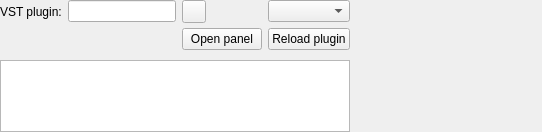
Before: the Qt Designer form Editor/guis/VSTPluginFilterGUI.ui in xup61069/EqAPO64_with_VST3_support, drawn with Qt 5.
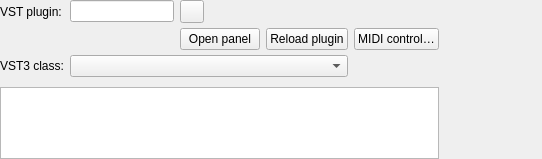
After: the same form once the commit is applied. Custom widgets are drawn as their Qt base class.

Commit message: feat: add independent loudness MIDI and safe IR runtime (#6)

Patch:
```diff
--- a/Editor/guis/VSTPluginFilterGUI.ui
+++ b/Editor/guis/VSTPluginFilterGUI.ui
@@ -7,13 +7,13 @@
     <x>0</x>
     <y>0</y>
     <width>542</width>
-    <height>80</height>
+     <height>96</height>
    </rect>
   </property>
   <property name="windowTitle">
    <string notr="true"/>
   </property>
-  <layout class="QGridLayout" name="gridLayout_3" columnstretch="0,0,0,0,1">
+   <layout class="QGridLayout" name="gridLayout_3" columnstretch="0,1,0,0,0,1">
    <property name="leftMargin">
     <number>0</number>
    </property>
@@ -61,8 +61,8 @@
      </property>
     </widget>
    </item>
-   <item row="0" column="3">
-    <widget class="QComboBox" name="vst3ClassComboBox">
+    <item row="2" column="1" colspan="3">
+     <widget class="QComboBox" name="vst3ClassComboBox">
      <property name="toolTip">
       <string>Select the VST3 plug-in class inside this bundle</string>
      </property>
@@ -88,7 +88,7 @@
      </property>
     </widget>
    </item>
-   <item row="0" column="4">
+    <item row="0" column="5">
     <spacer name="horizontalSpacer">
      <property name="orientation">
       <enum>Qt::Horizontal</enum>
@@ -108,8 +108,28 @@
      </property>
     </widget>
    </item>
-   <item row="2" column="0" colspan="4">
-    <widget class="QFrame" name="frame">
+    <item row="2" column="0">
+     <widget class="QLabel" name="classLabel">
+      <property name="text">
+       <string>VST3 class:</string>
+      </property>
+      <property name="buddy">
+       <cstring>vst3ClassComboBox</cstring>
+      </property>
+     </widget>
+    </item>
+    <item row="1" column="4">
+     <widget class="QPushButton" name="midiButton">
+      <property name="toolTip">
+       <string>Bind MIDI knobs, faders, and buttons to VST parameters</string>
+      </property>
+      <property name="text">
+       <string>MIDI control…</string>
+      </property>
+     </widget>
+    </item>
+    <item row="3" column="0" colspan="5">
+     <widget class="QFrame" name="frame">
      <property name="frameShape">
       <enum>QFrame::StyledPanel</enum>
      </property>
@@ -118,7 +138,7 @@
      </property>
     </widget>
    </item>
-   <item row="3" column="0" colspan="4">
+    <item row="4" column="0" colspan="5">
     <widget class="QPlainTextEdit" name="warningTextEdit">
      <property name="sizePolicy">
       <sizepolicy hsizetype="Ignored" vsizetype="Preferred">
```
The commit also changes 108 other files.
